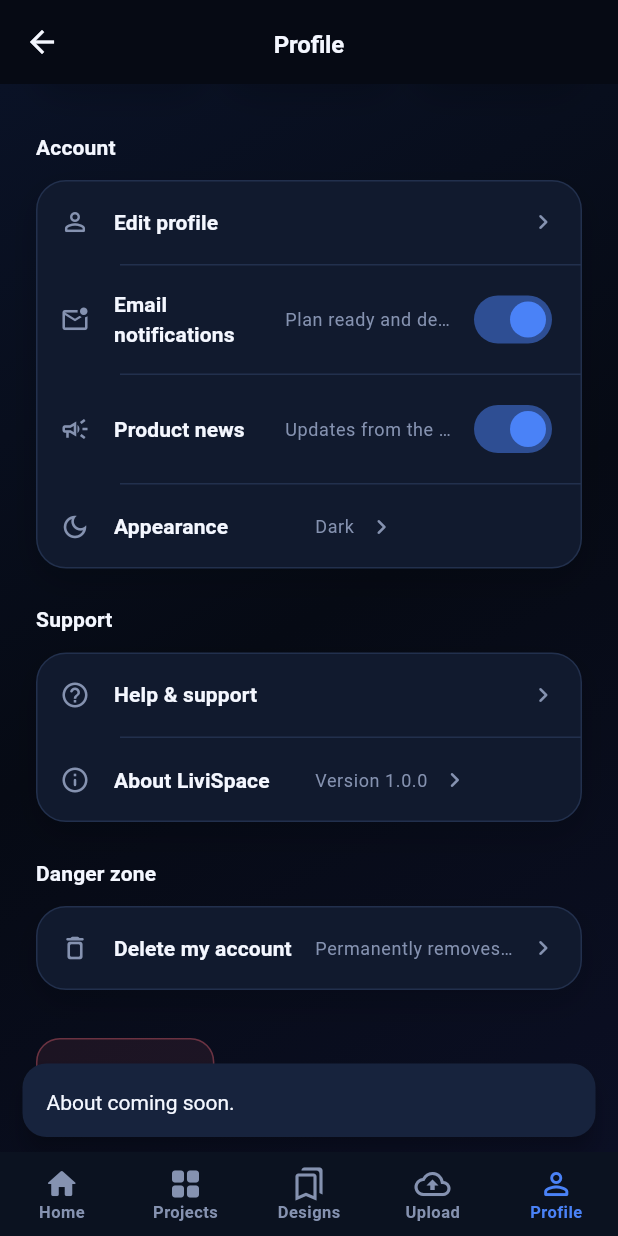
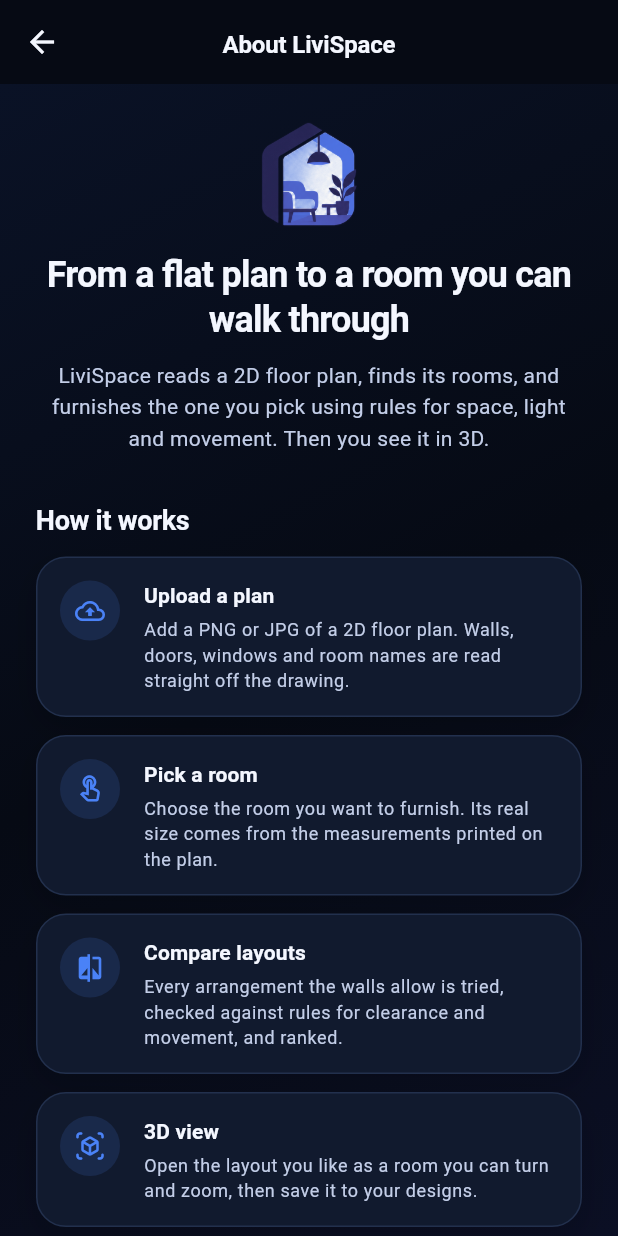
Before and after one commit to DuminduMalinga/Interior_Design_App, a Flutter app: the ProfileScreen screen opened directly, scrolled down 221 dp, after a tap on "About LiviSpace", on a phone screen of 412 x 824 dp. Run offline on Flutter 3.47's test engine with Material 3 defaults, Android fonts, the phone set to English and light mode, and no system bars; our stand-ins replace file_picker, shared_preferences, supabase_flutter; accounts and stored records are empty; network calls fail.

Commit message:
Add Help and About screens
Adds responsive About LiviSpace and Help & support screens with app workflow details, supported rooms, FAQs, and version information. Wires both screens into Profile, updates room guidance and branding text, and adds widget tests for content, version consistency, themes, layouts, and overflow.

```diff
--- /dev/null
+++ b/lib/about.dart
@@ -0,0 +1,388 @@
+part of 'main.dart';
+
+/// The version shown in the app; keep it equal to `version:` in pubspec.yaml
+/// (a test checks).
+const appVersion = '1.0.0';
+
+/// The four steps, as the web's About page tells them.
+const _aboutSteps = [
+  (
+    Icons.cloud_upload_outlined,
+    'Upload a plan',
+    'Add a PNG or JPG of a 2D floor plan. Walls, doors, windows and room '
+        'names are read straight off the drawing.',
+  ),
+  (
+    Icons.touch_app_outlined,
+    'Pick a room',
+    'Choose the room you want to furnish. Its real size comes from the '
+        'measurements printed on the plan.',
+  ),
+  (
+    Icons.compare_outlined,
+    'Compare layouts',
+    'Every arrangement the walls allow is tried, checked against rules for '
+        'clearance and movement, and ranked.',
+  ),
+  (
+    Icons.view_in_ar_rounded,
+    '3D view',
+    'Open the layout you like as a room you can turn and zoom, then save it '
+        'to your designs.',
+  ),
+];
+
+const _aboutRooms = [
+  'Living room',
+  'Bedroom',
+  'Master bedroom',
+  'Kitchen',
+  'Bathroom',
+  'Dining area',
+];
+
+const _aboutPrinciples = [
+  (
+    Icons.straighten_rounded,
+    'Real measurements',
+    'Rooms are sized from the plan\'s own dimensions, so a sofa that fits '
+        'here fits at home.',
+  ),
+  (
+    Icons.chat_bubble_outline_rounded,
+    'Every choice explained',
+    'Each layout says why it works: the wall it uses, the path it keeps '
+        'clear.',
+  ),
+  (
+    Icons.visibility_outlined,
+    'See it before you buy',
+    'Look at the room from another angle before a single piece of furniture '
+        'moves.',
+  ),
+];
+
+/// What LiviSpace is and how it works. The web's About page, in a form that
+/// fits a phone.
+class AboutScreen extends StatelessWidget {
+  const AboutScreen({super.key});
+
+  @override
+  Widget build(BuildContext context) {
+    final c = context.colors;
+    final text = context.text;
+
+    return Scaffold(
+      appBar: AppBar(title: const Text('About LiviSpace')),
+      body: DecoratedBox(
+        decoration: BoxDecoration(gradient: c.backgroundGradient),
+        child: SafeArea(
+          child: SingleChildScrollView(
+            child: AppContentFrame(
+              child: Column(
+                crossAxisAlignment: CrossAxisAlignment.start,
+                children: [
+                  const Center(child: AppLogoMark(size: 72)),
+                  const SizedBox(height: AppSpacing.lg),
+                  Text(
+                    'From a flat plan to a room you can walk through',
+                    textAlign: TextAlign.center,
+                    style: text.headlineMedium,
+                  ),
+                  const SizedBox(height: AppSpacing.md),
+                  Text(
+                    'LiviSpace reads a 2D floor plan, finds its rooms, and '
+                    'furnishes the one you pick using rules for space, light '
+                    'and movement. Then you see it in 3D.',
+                    textAlign: TextAlign.center,
+                    style: text.bodyMedium?.copyWith(color: c.textSecondary),
+                  ),
+                  const SizedBox(height: AppSpacing.xxl),
+                  const AppSectionHeader(title: 'How it works'),
+                  const SizedBox(height: AppSpacing.md),
+                  for (final (i, (icon, title, body)) in _aboutSteps.indexed)
+                    Padding(
+                      padding: const EdgeInsets.only(bottom: AppSpacing.md),
+                      child: AppCard(
+                        child: Row(
+                          crossAxisAlignment: CrossAxisAlignment.start,
+                          children: [
+                            _StepBadge(number: i + 1, icon: icon),
+                            const SizedBox(width: AppSpacing.lg),
+                            Expanded(
+                              child: Column(
+                                crossAxisAlignment: CrossAxisAlignment.start,
+                                children: [
+                                  Text(title, style: text.titleSmall),
+                                  const SizedBox(height: AppSpacing.xs),
+                                  Text(
+                                    body,
+                                    style: text.bodySmall?.copyWith(
+                                      color: c.textSecondary,
+                                    ),
+                                  ),
+                                ],
+                              ),
+                            ),
+                          ],
+                        ),
+                      ),
+                    ),
+                  const SizedBox(height: AppSpacing.lg),
+                  const AppSectionHeader(title: 'Rooms it can furnish'),
+                  const SizedBox(height: AppSpacing.md),
+                  Wrap(
+                    spacing: AppSpacing.sm,
+                    runSpacing: AppSpacing.sm,
+                    children: [
+                      for (final room in _aboutRooms)
+                        AppStatusChip(label: room, status: AppStatus.info),
+                    ],
+                  ),
+                  const SizedBox(height: AppSpacing.xxl),
+                  const AppSectionHeader(title: 'Built to be trusted'),
+                  const SizedBox(height: AppSpacing.md),
+                  for (final (icon, title, body) in _aboutPrinciples)
+                    Padding(
+                      padding: const EdgeInsets.only(bottom: AppSpacing.md),
+                      child: AppCard(
+                        child: Row(
+                          crossAxisAlignment: CrossAxisAlignment.start,
+                          children: [
+                            Icon(icon, color: c.primary),
+                            const SizedBox(width: AppSpacing.lg),
+                            Expanded(
+                              child: Column(
+                                crossAxisAlignment: CrossAxisAlignment.start,
+                                children: [
+                                  Text(title, style: text.titleSmall),
+                                  const SizedBox(height: AppSpacing.xs),
+                                  Text(
+                                    body,
+                                    style: text.bodySmall?.copyWith(
+                                      color: c.textSecondary,
+                                    ),
+                                  ),
+                                ],
+                              ),
+                            ),
+                          ],
+                        ),
+                      ),
+                    ),
+                  const SizedBox(height: AppSpacing.xl),
+                  Center(
+                    child: Text(
+                      'Version $appVersion\n© ${DateTime.now().year} LiviSpace',
+                      textAlign: TextAlign.center,
+                      style: text.bodySmall?.copyWith(color: c.textMuted),
+                    ),
+                  ),
+                ],
+              ),
+            ),
+          ),
+        ),
+      ),
+    );
+  }
+}
+
+class _StepBadge extends StatelessWidget {
+  const _StepBadge({required this.number, required this.icon});
+
+  final int number;
+  final IconData icon;
+
+  @override
+  Widget build(BuildContext context) {
+    final c = context.colors;
+    return Semantics(
+      label: 'Step $number',
+      child: DecoratedBox(
+        decoration: BoxDecoration(
+          shape: BoxShape.circle,
+          color: c.primary.withValues(alpha: 0.14),
+        ),
+        child: SizedBox.square(
+          dimension: 40,
+          child: Icon(icon, size: 20, color: c.primary),
+        ),
+      ),
+    );
+  }
+}
+
+/// The questions people ask, answered from what the app does. Each answer
+/// names the screen to go to.
+const _helpTopics = [
+  (
+    'Getting started',
+    [
+      (
+        'What floor plans can I upload?',
+        'A clear JPG, JPEG or PNG image, up to 10 MB. Open the Upload tab, '
+            'choose the file and start the analysis.',
+      ),
+      (
+        'How do I know my plan is ready?',
+        'The app finds the rooms for you. If Email notifications is on '
+            '(Profile tab), we also email you when the plan is ready.',
+      ),
+      (
+        'Can I use the same plans on the web?',
+        'Yes. Sign in with the same account on the web and your plans, '
+            'layouts and saved designs are there too, so you can start on '
+            'one and finish on the other.',
+      ),
+    ],
+  ),
+  (
+    'Rooms and layouts',
+    [
+      (
+        'Which rooms can be furnished?',
+        'Living room, bedroom, master bedroom, kitchen, bathroom and dining '
+            'area. The room is recognised by the name printed on the plan, '
+            'so a room with another name, such as a garage, can\'t be '
+            'furnished yet.',
+      ),
+      (
+        'How are the layouts chosen?',
+        'Every arrangement the walls allow is checked against rules for '
+            'clearance and movement, scored, and shown best first. Use the '
+            'options above the layouts (for example persons, seats or '
+            'mobility needs) to plan for you; the layouts update when you '
+            'change one.',
+      ),
+      (
+        'How do I save a layout?',
+        'Open a layout and confirm it. It is saved to your designs and, if '
+            'Email notifications is on, we email you a note.',
+      ),
+    ],
+  ),
+  (
+    'Your designs',
+    [
+      (
+        'Where are my saved designs?',
+        'In the Designs tab, newest first. Tap one to open it in 3D.',
+      ),
+      (
+        'How do I remove a saved design?',
+        'In the Designs tab, tap the bin on its card and confirm. Your '
+            'floor plan and its layouts stay.',
+      ),
+    ],
+  ),
+  (
+    'Your account',
+    [
+      (
+        'How do I change my photo or name?',
+        'In the Profile tab, tap your picture to choose or remove a photo, '
+            'or open Edit profile to change your details.',
+      ),
+      (
+        'Can I use a light look?',
+        'Yes: Profile → Appearance switches between dark and light.',
+      ),
+      (
+        'I forgot my password.',
+        'On the sign-in screen tap Forgot password?, enter your email and '
+            'we\'ll send you a link to set a new one.',
+      ),
+      (
+        'How do I delete my account?',
+        'Profile → Delete my account. You confirm with your password, and '
+            'your account, plans and saved designs are removed for good.',
+      ),
+    ],
+  ),
+];
+
+/// Help: answers to common questions, grouped by what you are doing.
+class HelpScreen extends StatelessWidget {
+  const HelpScreen({super.key});
+
+  @override
+  Widget build(BuildContext context) {
+    final c = context.colors;
+    final text = context.text;
+
+    return Scaffold(
+      appBar: AppBar(title: const Text('Help & support')),
+      body: DecoratedBox(
+        decoration: BoxDecoration(gradient: c.backgroundGradient),
+        child: SafeArea(
+          child: SingleChildScrollView(
+            child: AppContentFrame(
+              child: Column(
+                crossAxisAlignment: CrossAxisAlignment.start,
+                children: [
+                  Text('How can we help?', style: text.headlineSmall),
+                  const SizedBox(height: AppSpacing.sm),
+                  Text(
+                    'Answers to the questions people ask most.',
+                    style: text.bodyMedium?.copyWith(color: c.textSecondary),
+                  ),
+                  for (final (group, questions) in _helpTopics) ...[
+                    const SizedBox(height: AppSpacing.xl),
+                    Text(
+                      group.toUpperCase(),
+                      style: text.labelMedium?.copyWith(color: c.textMuted),
+                    ),
+                    const SizedBox(height: AppSpacing.sm),
+                    AppCard(
+                      padding: EdgeInsets.zero,
+                      child: ClipRRect(
+                        borderRadius: AppRadius.lgAll,
+                        child: Theme(
+                          // the card draws its own edges; drop the tile lines
+                          data: Theme.of(
+                            context,
+                          ).copyWith(dividerColor: Colors.transparent),
+                          child: Column(
+                            children: [
+                              for (final (i, (question, answer))
+                                  in questions.indexed) ...[
+                                ExpansionTile(
+                                  tilePadding: const EdgeInsets.symmetric(
+                                    horizontal: AppSpacing.lg,
+                                  ),
+                                  childrenPadding: const EdgeInsets.fromLTRB(
+                                    AppSpacing.lg,
+                                    0,
+                                    AppSpacing.lg,
+                                    AppSpacing.lg,
+                                  ),
+                                  expandedAlignment: Alignment.centerLeft,
+                                  title: Text(question, style: text.titleSmall),
+                                  children: [
+                                    Text(
+                                      answer,
+                                      style: text.bodyMedium?.copyWith(
+                                        color: c.textSecondary,
+                                      ),
+                                    ),
+                                  ],
+                                ),
+                                if (i != questions.length - 1)
+                                  Divider(height: 1, color: c.border),
+                              ],
+                            ],
+                          ),
+                        ),
+                      ),
+                    ),
+                  ],
+                ],
+              ),
+            ),
+          ),
+        ),
+      ),
+    );
+  }
+}
--- a/lib/main.dart
+++ b/lib/main.dart
@@ -28,6 +28,7 @@
 part 'forgot_password.dart';
 part 'welcome.dart';
 part 'profile.dart';
+part 'about.dart';
 part 'room_viewer.dart';
 part 'room_pieces.dart';
 part 'room_pieces_living.dart';
--- a/lib/profile.dart
+++ b/lib/profile.dart
@@ -275,7 +275,7 @@
             _SettingsTile(
               icon: Icons.campaign_outlined,
               title: 'Product news',
-              subtitle: 'Updates from the InteriorAI team',
+              subtitle: 'Updates from the LiviSpace team',
               trailing: Switch(
                 value: _prefs.updates,
                 activeThumbColor: c.primary,
@@ -319,13 +319,17 @@
             _SettingsTile(
               icon: Icons.help_outline_rounded,
               title: 'Help & support',
-              onTap: () => _notify(context, 'Help & support'),
+              onTap: () => Navigator.of(context).push(
+                MaterialPageRoute<void>(builder: (_) => const HelpScreen()),
+              ),
             ),
             _SettingsTile(
               icon: Icons.info_outline_rounded,
               title: 'About LiviSpace',
-              subtitle: 'Version 1.0.0',
-              onTap: () => _notify(context, 'About'),
+              subtitle: 'Version $appVersion',
+              onTap: () => Navigator.of(context).push(
+                MaterialPageRoute<void>(builder: (_) => const AboutScreen()),
+              ),
             ),
           ],
         ),
@@ -398,12 +402,6 @@
         ),
       ),
     );
-  }
-
-  void _notify(BuildContext context, String feature) {
-    ScaffoldMessenger.of(
-      context,
-    ).showSnackBar(SnackBar(content: Text('$feature coming soon.')));
   }
 
   Future<void> _editProfile(
--- a/lib/room_selection.dart
+++ b/lib/room_selection.dart
@@ -357,8 +357,8 @@
       ScaffoldMessenger.of(context).showSnackBar(
         SnackBar(
           content: Text(
-            'Layouts are not available for this room yet. '
-            'Pick the living room to continue.',
+            'Layouts are not available for this room yet. Pick a living '
+            'room, bedroom, kitchen, bathroom or dining area to continue.',
           ),
         ),
       );
```
Also changed, not shown: 2 other files.
